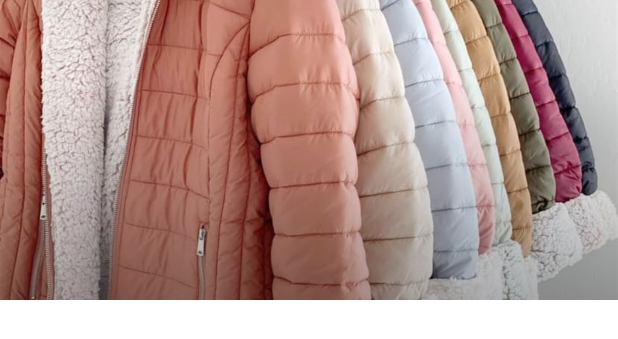
After one commit to Codemitry/Wearer, an Android app: the layout activity_clothes_subtypes.xml on its own in the app's theme, with its tools: preview values and no code run, on a phone screen of 412 x 824 dp. The commit adds this screen. Shown: the top 339 px of the screen. Run offline under Robolectric (Android 15) with nearby library versions, the phone set to English and light mode, and no system bars.

Commit message:
Added coordinator layout to ClothesSubtypesActivity.kt

```diff
--- a/app/src/main/AndroidManifest.xml
+++ b/app/src/main/AndroidManifest.xml
@@ -10,7 +10,8 @@
         android:roundIcon="@mipmap/ic_launcher_round"
         android:supportsRtl="true"
         android:theme="@style/Theme.Wearer">
-        <activity android:name=".activities.ClothesTypesByWearingWayActivity"></activity>
+        <activity android:name=".activities.ClothesSubtypesActivity"></activity>
+        <activity android:name=".activities.ClothesTypesByWearingWayActivity" />
         <activity
             android:name=".activities.SplashActivity"
             android:screenOrientation="portrait"
--- a/app/src/main/java/com/codemitry/wearer/ClothesTypes.kt
+++ b/app/src/main/java/com/codemitry/wearer/ClothesTypes.kt
@@ -1,6 +1,6 @@
 package com.codemitry.wearer
 
-enum class ClothesTypesByWearingType {
+enum class ClothesTypesByWearingWay {
     OUTERWEAR, LIGHT_CLOTHES, UNDERWEAR, SHOES, ACCESSORIES
 }
 
--- /dev/null
+++ b/app/src/main/res/drawable/scrim_bottom.xml
@@ -0,0 +1,8 @@
+<?xml version="1.0" encoding="utf-8"?>
+<shape xmlns:android="http://schemas.android.com/apk/res/android">
+    <gradient
+        android:angle="90"
+        android:startColor="@color/translucent_scrim_bottom"
+        android:centerColor="@color/translucent_scrim_bottom_center"
+        android:endColor="@android:color/transparent" />
+</shape>
--- /dev/null
+++ b/app/src/main/res/layout/activity_clothes_subtypes.xml
@@ -0,0 +1,72 @@
+<?xml version="1.0" encoding="utf-8"?>
+<androidx.coordinatorlayout.widget.CoordinatorLayout xmlns:android="http://schemas.android.com/apk/res/android"
+    xmlns:app="http://schemas.android.com/apk/res-auto"
+    xmlns:tools="http://schemas.android.com/tools"
+    android:layout_width="match_parent"
+    android:layout_height="match_parent"
+    tools:context=".activities.ClothesSubtypesActivity">
+
+    <com.google.android.material.appbar.AppBarLayout
+        android:id="@+id/appBar"
+        android:layout_width="match_parent"
+        app:theme="@style/ThemeOverlay.MaterialComponents.Dark.ActionBar"
+        android:layout_height="@dimen/appBarHeight">
+
+        <com.google.android.material.appbar.CollapsingToolbarLayout
+            android:id="@+id/toolbar_layout"
+            android:layout_width="match_parent"
+            android:layout_height="match_parent"
+            android:fitsSystemWindows="true"
+            app:contentScrim="?attr/colorPrimary"
+            app:layout_scrollFlags="scroll|exitUntilCollapsed"
+
+            app:toolbarId="@+id/toolbar">
+
+
+            <ImageView
+                android:id="@+id/headerImage"
+                android:layout_width="match_parent"
+                android:layout_height="match_parent"
+                android:fitsSystemWindows="true"
+                android:scaleType="centerCrop"
+                app:layout_collapseMode="parallax"
+                app:layout_collapseParallaxMultiplier="0.7"
+                tools:src="@drawable/outerwear" />
+
+
+            <View
+                android:layout_width="match_parent"
+                android:layout_height="@dimen/sheet_text_scrim_height_bottom"
+                android:layout_gravity="bottom"
+                android:layout_alignBottom="@id/headerImage"
+                android:background="@drawable/scrim_bottom" />
+
+            <androidx.appcompat.widget.Toolbar
+                android:id="@+id/toolbar"
+
+                android:layout_width="match_parent"
+                android:layout_height="?attr/actionBarSize"
+                app:layout_collapseMode="pin"
+                android:backgroundTint="@android:color/transparent"
+                android:background="@android:color/transparent"></androidx.appcompat.widget.Toolbar>
+
+        </com.google.android.material.appbar.CollapsingToolbarLayout>
+
+    </com.google.android.material.appbar.AppBarLayout>
+
+
+    <androidx.core.widget.NestedScrollView
+        android:layout_width="match_parent"
+        android:layout_height="wrap_content"
+        app:layout_behavior="@string/appbar_scrolling_view_behavior"
+        app:layout_scrollFlags="scroll|exitUntilCollapsed">
+
+        <!--        <TextView-->
+        <!--            android:layout_width="match_parent"-->
+        <!--            android:layout_height="wrap_content"-->
+        <!--            android:layout_marginHorizontal="100dp"-->
+        <!--            android:text="A\ng121\nwaww\nawwaww\nrrrtrt\n\ttgtgtgtgt\ntgtgtg\ntggtg\ntggtg\n"-->
+        <!--            android:textSize="100sp" />-->
+    </androidx.core.widget.NestedScrollView>
+
+</androidx.coordinatorlayout.widget.CoordinatorLayout>
--- a/app/src/main/res/values/colors.xml
+++ b/app/src/main/res/values/colors.xml
@@ -12,4 +12,8 @@
     <color name="pink">#facedf</color>
     <color name="blue">#8dbbf2</color>
     <color name="blue.bright">#2577DA</color>
+
+
+    <color name="translucent_scrim_bottom">#51000000</color>
+    <color name="translucent_scrim_bottom_center">#25000000</color>
 </resources>
--- a/app/src/main/res/values/dimens.xml
+++ b/app/src/main/res/values/dimens.xml
@@ -1,4 +1,6 @@
 <?xml version="1.0" encoding="utf-8"?>
 <resources>
     <dimen name="buttonCorner">10dp</dimen>
+    <dimen name="appBarHeight">200dp</dimen>
+    <dimen name="sheet_text_scrim_height_bottom">150dp</dimen>
 </resources>
--- a/app/src/main/res/values/themes.xml
+++ b/app/src/main/res/values/themes.xml
@@ -13,6 +13,7 @@
         <item name="android:navigationBarColor">@color/blue.bright</item>
         <item name="android:statusBarColor" tools:targetApi="l">?attr/colorPrimaryVariant</item>
 
+        <item name="actionMenuTextColor">@color/blue.bright</item>
         <item name="fontFamily">sans-serif-condensed-medium</item>
     </style>
 
@@ -55,4 +56,5 @@
         <item name="android:elevation">5dp</item>
     </style>
 
+
 </resources>
```
Also changed, not shown: app/src/main/java/com/codemitry/wearer/activities/ClothesSubtypesActivity.kt (added, +47 -0 lines), app/src/main/java/com/codemitry/wearer/activities/ClothesTypesByWearingWayActivity.kt (+27 -1 lines), app/src/main/res/layout/activity_clothes_types_by_wearing_way.xml (+0 -52 lines), app/src/main/res/drawable-hdpi/ic_splash.png (added), app/src/main/res/drawable-xhdpi/ic_splash.png (added), app/src/main/res/drawable-xxhdpi/ic_splash.png (added), app/src/main/res/drawable-xxxhdpi/ic_splash.png (added), app/src/main/res/drawable/ic_splash.png (added), 4 other files.
